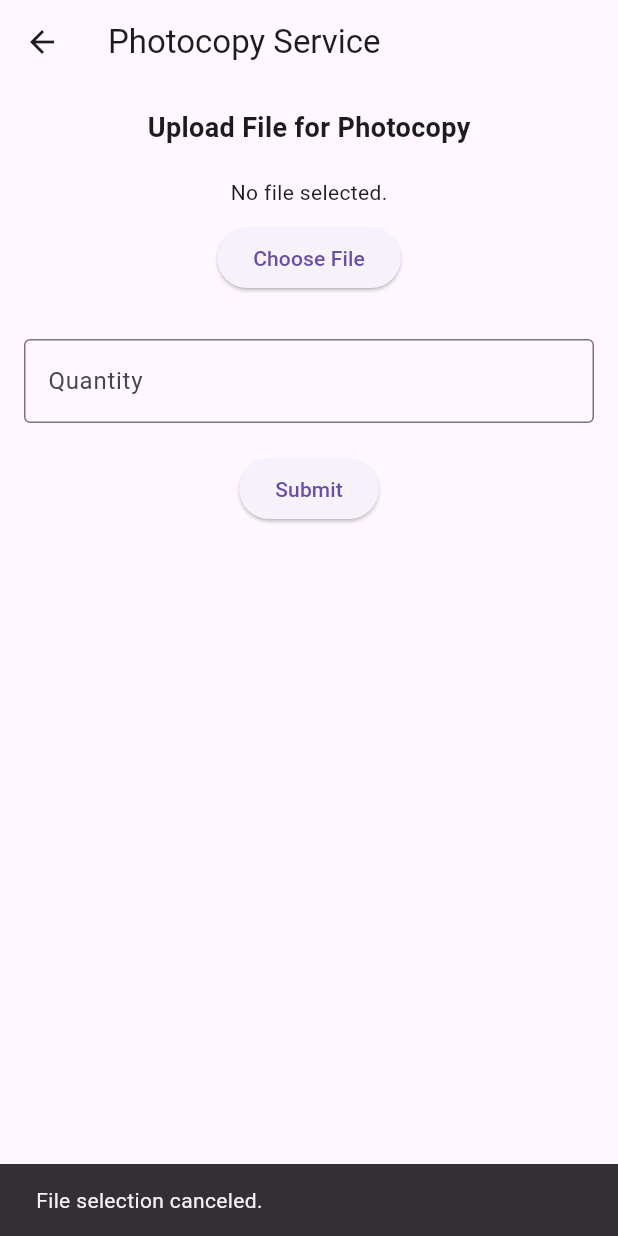
After one commit to shankar4112/ProductExpo, a Flutter app: the PhotocopyPage screen opened directly, after a tap on "Choose File", on a phone screen of 412 x 824 dp. The commit adds this screen. Run offline on Flutter 3.47's test engine with Material 3 defaults, Android fonts, the phone set to English and light mode, and no system bars; our stand-ins replace cloud_firestore, curved_navigation_bar, file_picker, firebase_auth, firebase_core, google_sign_in and 2 more; missing offline and left inert: razorpay_flutter; accounts and stored records are empty; network calls fail; Roboto replaces fonts that are missing (Montserrat).

Commit message:
Feat: Added Xerox

```diff
--- /dev/null
+++ b/lib/HomePage/Photocopy.dart
@@ -0,0 +1,97 @@
+import 'package:flutter/material.dart';
+import 'dart:io';
+import 'package:file_picker/file_picker.dart';
+
+class PhotocopyPage extends StatefulWidget {
+  @override
+  _PhotocopyPageState createState() => _PhotocopyPageState();
+}
+
+class _PhotocopyPageState extends State<PhotocopyPage> {
+  File? selectedFile;
+  final TextEditingController quantityController = TextEditingController();
+
+  // Function to pick a file using FilePicker
+  Future<void> pickFile() async {
+    try {
+      final result = await FilePicker.platform.pickFiles(
+        allowMultiple: true,
+        type: FileType.custom,
+        allowedExtensions: ['jpg','png','pdf','doc'],
+      );
+
+      if (result != null) {
+        setState(() {
+          selectedFile = File(result.files.single.path!);
+        });
+      } else {
+        // User canceled the picker
+        ScaffoldMessenger.of(context).showSnackBar(SnackBar(
+          content: Text('File selection canceled.'),
+        ));
+      }
+    } catch (e) {
+      // Handle any errors here
+      ScaffoldMessenger.of(context).showSnackBar(SnackBar(
+        content: Text('Error picking file: $e'),
+      ));
+    }
+  }
+
+  @override
+  Widget build(BuildContext context) {
+    return Scaffold(
+      appBar: AppBar(
+        title: Text('Photocopy Service'),
+      ),
+      body: Padding(
+        padding: const EdgeInsets.all(16.0),
+        child: Column(
+          children: [
+            Text(
+              'Upload File for Photocopy',
+              style: TextStyle(fontSize: 18, fontWeight: FontWeight.bold),
+            ),
+            SizedBox(height: 20),
+            selectedFile == null
+                ? Text('No file selected.')
+                : Text('Selected file: ${selectedFile!.path.split('/').last}'),
+            SizedBox(height: 10),
+            ElevatedButton(
+              onPressed: pickFile,
+              child: Text('Choose File'),
+            ),
+            SizedBox(height: 30),
+            TextField(
+              controller: quantityController,
+              keyboardType: TextInputType.number,
+              decoration: InputDecoration(
+                labelText: 'Quantity',
+                border: OutlineInputBorder(),
+              ),
+            ),
+            SizedBox(height: 20),
+            ElevatedButton(
+              onPressed: () {
+                // Implement the logic to process the file and quantity
+                if (selectedFile != null && quantityController.text.isNotEmpty) {
+                  final quantity = int.parse(quantityController.text);
+                  // Handle file upload and photocopy logic here
+                  ScaffoldMessenger.of(context).showSnackBar(SnackBar(
+                    content: Text(
+                        'File: ${selectedFile!.path.split('/').last}, Quantity: $quantity'),
+                  ));
+                } else {
+                  ScaffoldMessenger.of(context).showSnackBar(SnackBar(
+                    content: Text('Please select a file and enter quantity'),
+                  ));
+                }
+              },
+              child: Text('Submit'),
+            ),
+          ],
+        ),
+      ),
+    );
+  }
+}
--- a/lib/HomePage/home_page.dart
+++ b/lib/HomePage/home_page.dart
@@ -8,6 +8,7 @@ import 'FavoritesView.dart'; // Import FavoritesView
 import 'productList.dart'; // Import ProductList
 import 'category_page.dart'; // Import CategoryPage
 import 'Snacks.dart';
+import 'Photocopy.dart';
 
 class HomePage extends StatelessWidget {
   const HomePage({super.key});
@@ -52,7 +53,7 @@ class HomePage extends StatelessWidget {
                     mainAxisAlignment: MainAxisAlignment.spaceAround,
                     children: [
                       CategoryButton(label: 'Snacks'),
-                      CategoryButton(label: 'Xerox'),
+                      CategoryButton(label: 'Photocopy'),
                       CategoryButton(label: 'Stationery'),
                     ],
                   ),
@@ -92,6 +93,11 @@ class CategoryButton extends StatelessWidget {
             context,
             MaterialPageRoute(builder: (context) => SnacksPage()), // Link SnacksPage here
           );
+        } else if(label == 'Photocopy') {
+          Navigator.push(
+            context,
+            MaterialPageRoute(builder: (context) => PhotocopyPage()),
+          );
         } else {
           // Navigate to the respective category page for other categories
           Navigator.push(
--- a/pubspec.yaml
+++ b/pubspec.yaml
@@ -30,6 +30,7 @@ environment:
 dependencies:
   flutter:
     sdk: flutter
+  file_picker: ^5.0.1
   curved_navigation_bar: ^1.0.3
   shared_preferences: ^2.0.11
   firebase_core: ^3.6.0
```
Also changed, not shown: assets/cake.png (added), assets/candy.png (added), assets/chips.png (added), assets/cookies.png (added), assets/creambun.png (added), assets/cupcake.png (added), assets/dark_chocolate.png (added), assets/popcorn.png (added), pubspec.lock, 4 other files.
